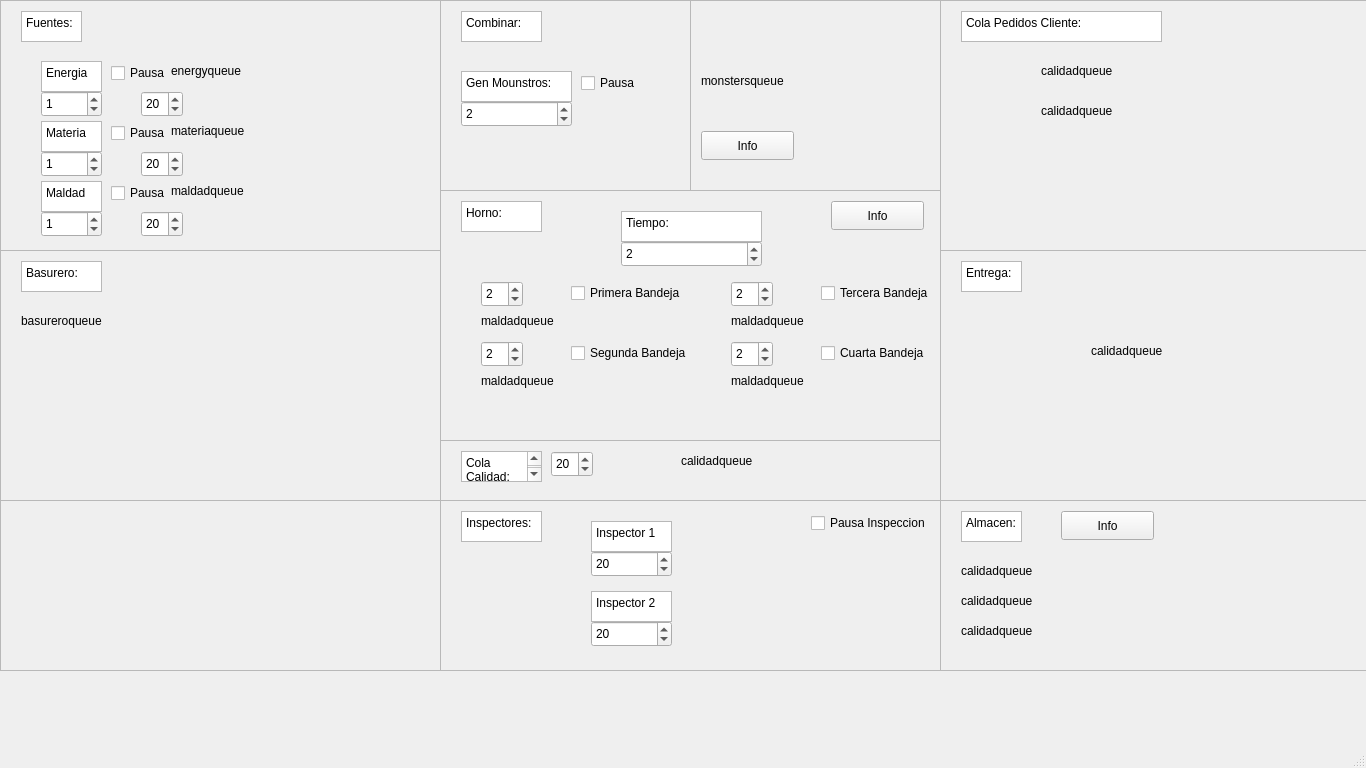
First picture: the form in MonsterFactory/mainwindow.ui, repository arty4325/IC2001-MonsterFactory, before the edit.
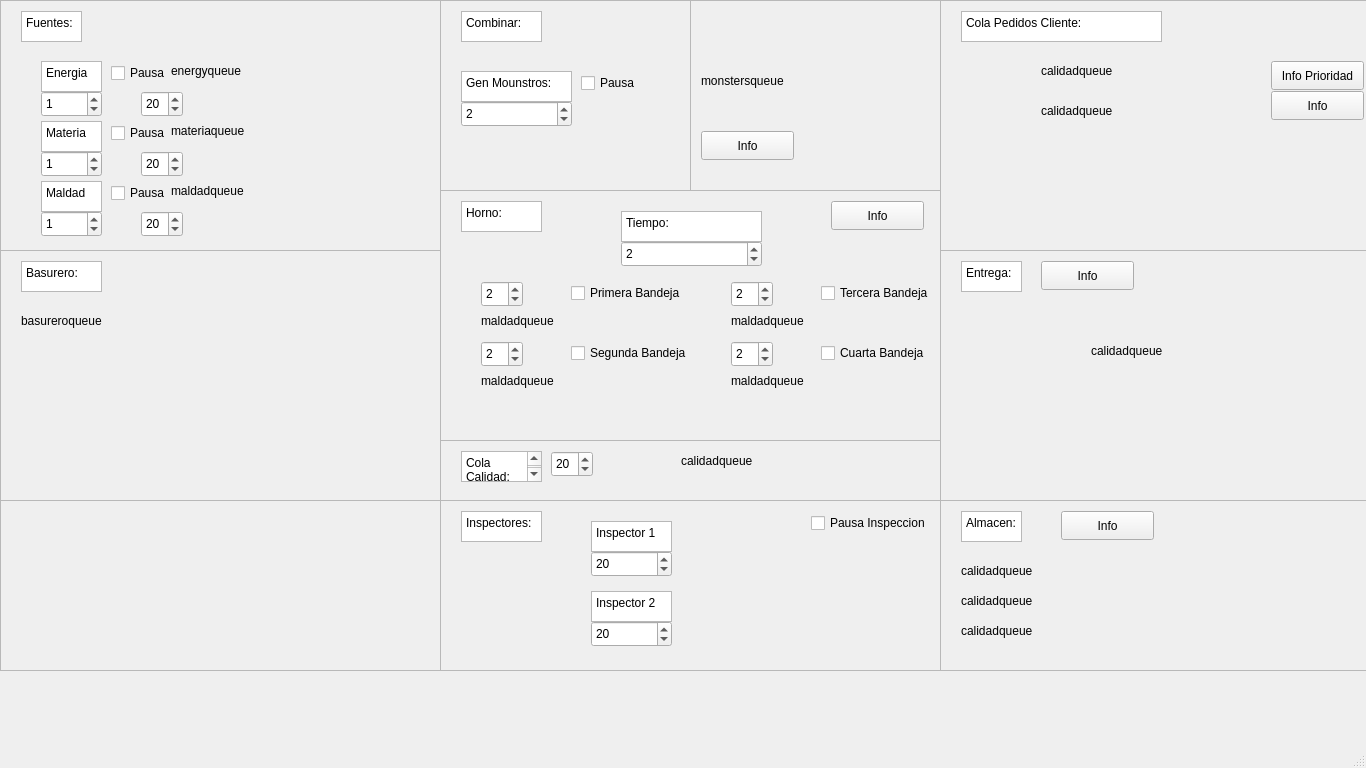
Second picture: the form after the edit.

```diff
--- a/MonsterFactory/mainwindow.ui
+++ b/MonsterFactory/mainwindow.ui
@@ -222,6 +222,32 @@
 &lt;p style=&quot; margin-top:0px; margin-bottom:0px; margin-left:0px; margin-right:0px; -qt-block-indent:0; text-indent:0px;&quot;&gt;Cola Pedidos Cliente:&lt;/p&gt;&lt;/body&gt;&lt;/html&gt;</string>
       </property>
      </widget>
+     <widget class="QPushButton" name="pedidosPrioridad">
+      <property name="geometry">
+       <rect>
+        <x>330</x>
+        <y>60</y>
+        <width>93</width>
+        <height>29</height>
+       </rect>
+      </property>
+      <property name="text">
+       <string>Info Prioridad</string>
+      </property>
+     </widget>
+     <widget class="QPushButton" name="pedidos">
+      <property name="geometry">
+       <rect>
+        <x>330</x>
+        <y>90</y>
+        <width>93</width>
+        <height>29</height>
+       </rect>
+      </property>
+      <property name="text">
+       <string>Info</string>
+      </property>
+     </widget>
     </widget>
    </widget>
    <widget class="QScrollArea" name="scrollArea_6">
@@ -278,6 +304,19 @@
 &lt;p style=&quot; margin-top:0px; margin-bottom:0px; margin-left:0px; margin-right:0px; -qt-block-indent:0; text-indent:0px;&quot;&gt;Entrega:&lt;/p&gt;&lt;/body&gt;&lt;/html&gt;</string>
       </property>
      </widget>
+     <widget class="QPushButton" name="pedidosEntregados">
+      <property name="geometry">
+       <rect>
+        <x>100</x>
+        <y>10</y>
+        <width>93</width>
+        <height>29</height>
+       </rect>
+      </property>
+      <property name="text">
+       <string>Info</string>
+      </property>
+     </widget>
     </widget>
    </widget>
    <widget class="QScrollArea" name="scrollArea_5">
```
